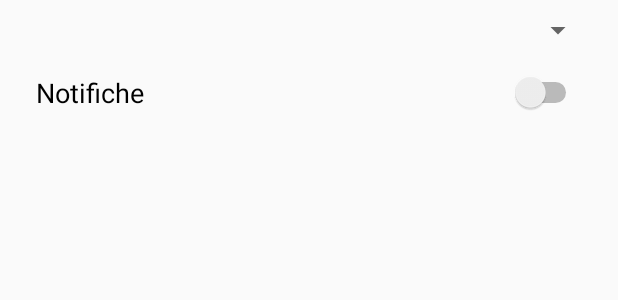
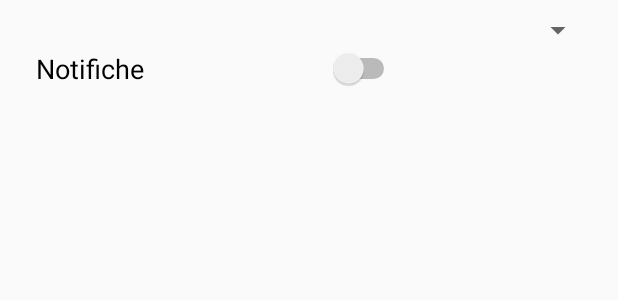
Before and after one commit to DanieleBelfiore/TiramiSu, an Android app: the layout fragment_settings.xml on its own in the app's theme, with its tools: preview values and no code run, on a phone screen of 412 x 824 dp. Shown: the top 300 px of the screen. Run offline under Robolectric (Android 15) with nearby library versions, the phone set to English and light mode, and no system bars.

Commit message:
Added setting to set the time of worker

```diff
--- a/app/src/main/res/layout/fragment_settings.xml
+++ b/app/src/main/res/layout/fragment_settings.xml
@@ -19,23 +19,37 @@
             android:layout_width="match_parent"
             android:layout_height="wrap_content"
             android:layout_marginLeft="8dp"
-            android:layout_marginRight="8dp"
-            app:layout_constraintBottom_toTopOf="@+id/guideline_settings"
-            app:layout_constraintLeft_toLeftOf="parent"
-            app:layout_constraintRight_toRightOf="parent" />
+            android:layout_marginRight="8dp" />
 
-        <Switch
-            android:id="@+id/switch_notifications"
+        <LinearLayout
             android:layout_width="match_parent"
             android:layout_height="wrap_content"
             android:layout_marginLeft="16dp"
             android:layout_marginRight="16dp"
-            android:layout_marginTop="16dp"
-            android:text="@string/notifications"
-            android:textSize="18sp"
-            app:layout_constraintTop_toTopOf="@+id/guideline_settings"
-            app:layout_constraintLeft_toLeftOf="parent"
-            app:layout_constraintRight_toRightOf="parent" />
+            android:orientation="horizontal"
+            android:weightSum="3">
+
+            <Switch
+                android:id="@+id/switch_notifications"
+                android:layout_width="0dp"
+                android:layout_height="wrap_content"
+                android:layout_weight="2"
+                android:text="@string/notifications"
+                android:textSize="18sp" />
+
+            <Button
+                android:id="@+id/notificationTimeButton"
+                android:layout_width="0dp"
+                android:layout_height="wrap_content"
+                android:layout_weight="1"
+                android:gravity="center"
+                android:textColor="@color/material_light_white"
+                android:text="@string/fa_clock"
+                app:fontFamily="@font/fa_regular"
+                app:backgroundTint="@color/colorPrimary"
+                android:visibility="gone" />
+
+        </LinearLayout>
 
     </LinearLayout>
 
--- a/app/src/main/res/values/strings.xml
+++ b/app/src/main/res/values/strings.xml
@@ -6,6 +6,7 @@
     <string name="fa_amazon" translatable="false">\uf270 Amazon</string>
     <string name="fa_wikipedia_w" translatable="false">\uf266 Wikipedia</string>
     <string name="fa_share_alt" translatable="false">\uf1e0</string>
+    <string name="fa_clock" translatable="false">\uf017</string>
 
     <string name="title_history">Preferiti</string>
     <string name="title_settings">Impostazioni</string>
```
Also changed, not shown: app/src/main/java/com/dreamingbetter/tiramisu/MainActivity.java (+23 -2 lines), app/src/main/java/com/dreamingbetter/tiramisu/ui/settings/SettingsFragment.java (+47 -4 lines), app/src/main/java/com/dreamingbetter/tiramisu/utils/DailyWorker.java (+4 -52 lines), app/src/main/java/com/dreamingbetter/tiramisu/utils/Helper.java (+79 -3 lines), app/src/main/res/mipmap-hdpi/logo_action_bar.png, app/src/main/res/mipmap-mdpi/logo_action_bar.png, app/src/main/res/mipmap-xhdpi/logo_action_bar.png, app/src/main/res/mipmap-xxhdpi/logo_action_bar.png, app/src/main/res/mipmap-xxxhdpi/logo_action_bar.png.
